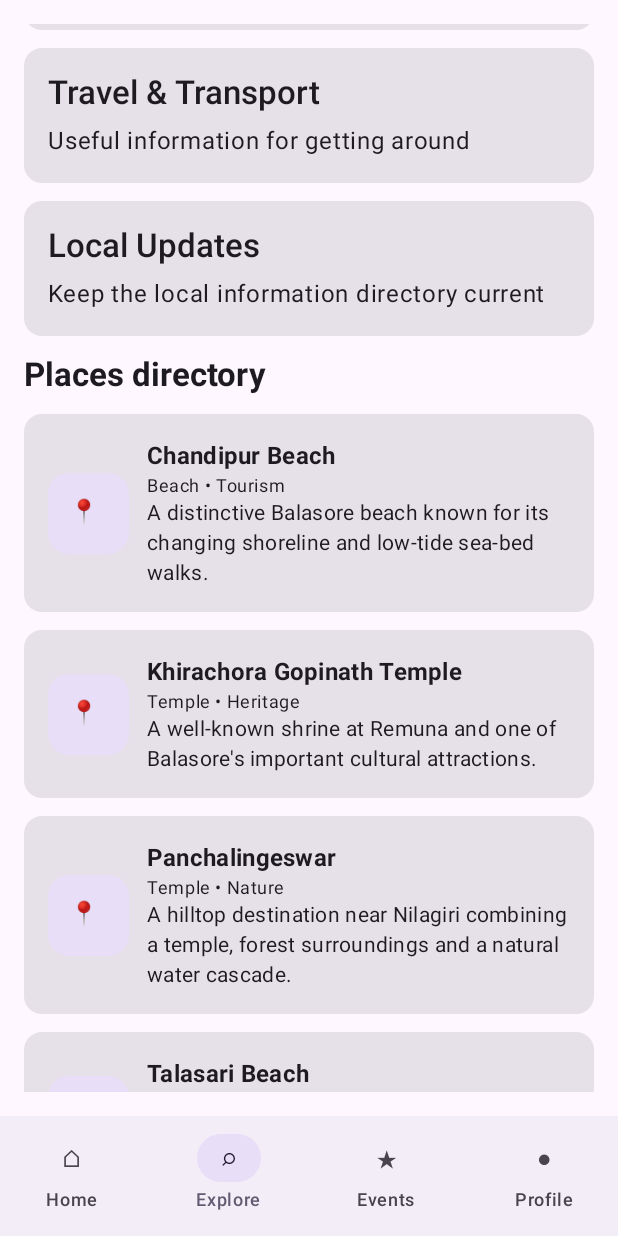
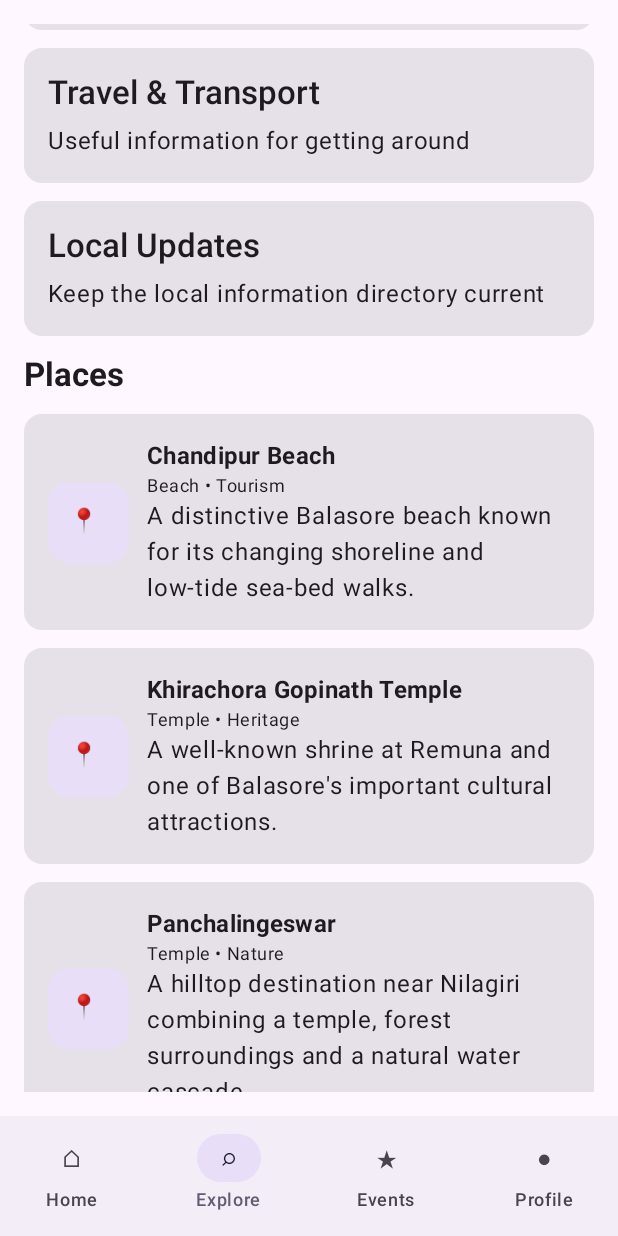
Before and after one commit to niharbhuyan/Balasore360, an Android app built with Jetpack Compose: the screen it shows after launch (MainActivity), item 2 of the bottom bar chosen, scrolled down 498 dp, on a phone screen of 412 x 824 dp. Run offline under Robolectric (Android 15) with nearby library versions, the light colour scheme and no system bars.

Commit message:
feat: connect Home, Explore and Events to Supabase directory content

```diff
--- a/app/src/main/java/com/balasore360/MainActivity.kt
+++ b/app/src/main/java/com/balasore360/MainActivity.kt
@@ -30,6 +30,7 @@ import androidx.compose.material3.Surface
 import androidx.compose.material3.Text
 import androidx.compose.material3.TextButton
 import androidx.compose.runtime.Composable
+import androidx.compose.runtime.LaunchedEffect
 import androidx.compose.runtime.getValue
 import androidx.compose.runtime.mutableIntStateOf
 import androidx.compose.runtime.mutableStateOf
@@ -39,12 +40,12 @@ import androidx.compose.ui.Alignment
 import androidx.compose.ui.Modifier
 import androidx.compose.ui.text.font.FontWeight
 import androidx.compose.ui.unit.dp
+import com.balasore360.data.BalasoreRepository
+import com.balasore360.data.RemoteBusiness
+import com.balasore360.data.RemoteEvent
+import com.balasore360.data.RemoteNews
 
-private data class Place(
-    val name: String,
-    val category: String,
-    val description: String
-)
+private data class Place(val name: String, val category: String, val description: String)
 
 private val places = listOf(
     Place("Chandipur Beach", "Beach • Tourism", "A distinctive Balasore beach known for its changing shoreline and low-tide sea-bed walks."),
@@ -64,23 +65,10 @@ private val categories = listOf(
     "Local Updates" to "Keep the local information directory current"
 )
 
-private val eventTypes = listOf(
-    "Community Events" to "Local gatherings, social activities and community programmes.",
-    "Festivals & Culture" to "Festivals, cultural programmes and heritage activities.",
-    "Markets & Exhibitions" to "Local markets, fairs, exhibitions and public showcases.",
-    "Business Meetups" to "Networking, entrepreneurship and local business activities."
-)
-
 class MainActivity : ComponentActivity() {
     override fun onCreate(savedInstanceState: Bundle?) {
         super.onCreate(savedInstanceState)
-        setContent {
-            MaterialTheme {
-                Surface(modifier = Modifier.fillMaxSize()) {
-                    Balasore360App()
-                }
-            }
-        }
+        setContent { MaterialTheme { Surface(Modifier.fillMaxSize()) { Balasore360App() } } }
     }
 }
 
@@ -89,36 +77,36 @@ private fun Balasore360App() {
     var selectedTab by remember { mutableIntStateOf(0) }
     var searchQuery by remember { mutableStateOf("") }
     var selectedPlace by remember { mutableStateOf<Place?>(null) }
-    val tabs = listOf("Home", "Explore", "Events", "Profile")
-    val symbols = listOf("⌂", "⌕", "★", "●")
+    var businesses by remember { mutableStateOf<List<RemoteBusiness>>(emptyList()) }
+    var events by remember { mutableStateOf<List<RemoteEvent>>(emptyList()) }
+    var news by remember { mutableStateOf<List<RemoteNews>>(emptyList()) }
+    var loading by remember { mutableStateOf(true) }
+    val repository = remember { BalasoreRepository() }
 
-    Scaffold(
-        bottomBar = {
+    LaunchedEffect(Unit) {
+        loading = true
+        businesses = repository.loadBusinesses()
+        events = repository.loadEvents()
+        news = repository.loadNews()
+        loading = false
+    }
+
+    Scaffold(bottomBar = {
         NavigationBar {
-                tabs.forEachIndexed { index, title ->
+            listOf("Home", "Explore", "Events", "Profile").forEachIndexed { index, title ->
                 NavigationBarItem(
                     selected = selectedTab == index,
                     onClick = { selectedTab = index },
-                        icon = { Text(symbols[index]) },
+                    icon = { Text(listOf("⌂", "⌕", "★", "●")[index]) },
                     label = { Text(title) }
                 )
             }
         }
-        }
-    ) { padding ->
+    }) { padding ->
         when (selectedTab) {
-            0 -> HomeScreen(
-                modifier = Modifier.padding(padding),
-                onExplore = { selectedTab = 1 },
-                onPlaceClick = { selectedPlace = it }
-            )
-            1 -> ExploreScreen(
-                modifier = Modifier.padding(padding),
-                query = searchQuery,
-                onQueryChange = { searchQuery = it },
-                onPlaceClick = { selectedPlace = it }
-            )
-            2 -> EventsScreen(Modifier.padding(padding))
+            0 -> HomeScreen(Modifier.padding(padding), businesses, events, news, loading, { selectedTab = 1 }) { selectedPlace = it }
+            1 -> ExploreScreen(Modifier.padding(padding), searchQuery, { searchQuery = it }, businesses, loading) { selectedPlace = it }
+            2 -> EventsScreen(Modifier.padding(padding), events, loading)
             else -> ProfileScreen(Modifier.padding(padding))
         }
     }
@@ -127,200 +115,132 @@ private fun Balasore360App() {
         AlertDialog(
             onDismissRequest = { selectedPlace = null },
             title = { Text(place.name) },
-            text = {
-                Column(verticalArrangement = Arrangement.spacedBy(8.dp)) {
-                    Text(place.category, fontWeight = FontWeight.SemiBold)
-                    Text(place.description)
-                    Text("Balasore 360 local directory", style = MaterialTheme.typography.bodySmall)
-                }
-            },
-            confirmButton = {
-                TextButton(onClick = { selectedPlace = null }) { Text("Close") }
-            }
+            text = { Column(verticalArrangement = Arrangement.spacedBy(8.dp)) { Text(place.category, fontWeight = FontWeight.SemiBold); Text(place.description); Text("Balasore 360 local directory", style = MaterialTheme.typography.bodySmall) } },
+            confirmButton = { TextButton(onClick = { selectedPlace = null }) { Text("Close") } }
         )
     }
 }
 
 @Composable
 private fun HomeScreen(
-    modifier: Modifier = Modifier,
+    modifier: Modifier,
+    businesses: List<RemoteBusiness>,
+    events: List<RemoteEvent>,
+    news: List<RemoteNews>,
+    loading: Boolean,
     onExplore: () -> Unit,
     onPlaceClick: (Place) -> Unit
 ) {
-    LazyColumn(
-        modifier = modifier.fillMaxSize().padding(horizontal = 16.dp),
-        verticalArrangement = Arrangement.spacedBy(14.dp)
-    ) {
+    LazyColumn(modifier.fillMaxSize().padding(horizontal = 16.dp), verticalArrangement = Arrangement.spacedBy(14.dp)) {
         item {
             Spacer(Modifier.height(12.dp))
             Text("Balasore 360", style = MaterialTheme.typography.headlineMedium, fontWeight = FontWeight.Bold)
             Text("Your local guide to places, services, events and useful information.")
         }
         item {
-            Card(
-                Modifier.fillMaxWidth(),
-                shape = RoundedCornerShape(24.dp),
-                colors = CardDefaults.cardColors(containerColor = MaterialTheme.colorScheme.primaryContainer)
-            ) {
+            Card(Modifier.fillMaxWidth(), RoundedCornerShape(24.dp), CardDefaults.cardColors(containerColor = MaterialTheme.colorScheme.primaryContainer)) {
                 Column(Modifier.padding(20.dp), verticalArrangement = Arrangement.spacedBy(8.dp)) {
                     Text("Discover Balasore", style = MaterialTheme.typography.headlineSmall, fontWeight = FontWeight.Bold)
-                    Text("Explore beaches, temples, nature destinations and local categories from one app.")
+                    Text("Explore local places and live directory content from one app.")
                     Button(onClick = onExplore) { Text("Start Exploring") }
                 }
             }
         }
-        item { SectionTitle("Quick access") }
+        item { SectionTitle("Live directory") }
         item {
             Row(Modifier.fillMaxWidth(), horizontalArrangement = Arrangement.spacedBy(8.dp)) {
-                QuickCard("📍", "Places", Modifier.weight(1f), onClick = onExplore)
-                QuickCard("🏪", "Businesses", Modifier.weight(1f), onClick = onExplore)
-                QuickCard("🎉", "Events", Modifier.weight(1f), onClick = onExplore)
-                QuickCard("📰", "Updates", Modifier.weight(1f), onClick = onExplore)
+                StatCard("🏪", "Businesses", businesses.size, Modifier.weight(1f))
+                StatCard("🎉", "Events", events.size, Modifier.weight(1f))
+                StatCard("📰", "News", news.size, Modifier.weight(1f))
             }
         }
+        if (loading) item { Text("Loading local content…") }
+        if (news.isNotEmpty()) {
+            item { SectionTitle("Latest updates") }
+            items(news) { item -> Card(Modifier.fillMaxWidth()) { Column(Modifier.padding(16.dp), verticalArrangement = Arrangement.spacedBy(5.dp)) { Text(item.title, fontWeight = FontWeight.Bold); Text(item.category, style = MaterialTheme.typography.labelMedium); item.summary?.let { Text(it) } } } }
+        }
         item { SectionTitle("Popular places") }
-        items(places.take(5)) { place -> PlaceCard(place, onClick = { onPlaceClick(place) }) }
-        item {
-            Card(Modifier.fillMaxWidth()) {
-                Column(Modifier.padding(18.dp), verticalArrangement = Arrangement.spacedBy(8.dp)) {
-                    Text("Built for Balasore", style = MaterialTheme.typography.titleLarge, fontWeight = FontWeight.Bold)
-                    Text("A growing local directory for residents and visitors. More businesses, events and updates can be added as the platform grows.")
-                    OutlinedButton(onClick = onExplore) { Text("Explore directory") }
+        items(places.take(5)) { place -> PlaceCard(place) { onPlaceClick(place) } }
+        if (businesses.isNotEmpty()) {
+            item { SectionTitle("Featured local businesses") }
+            items(businesses.take(5)) { business -> BusinessCard(business) }
         }
-            }
-        }
-        item {
-            Text("Information should be checked with local authorities or providers before making important travel or service decisions.", style = MaterialTheme.typography.bodySmall)
-            Spacer(Modifier.height(12.dp))
-        }
+        item { Text("Public directory information may change. Verify important details with the provider before making decisions.", style = MaterialTheme.typography.bodySmall); Spacer(Modifier.height(12.dp)) }
     }
 }
 
 @Composable
 private fun ExploreScreen(
-    modifier: Modifier = Modifier,
+    modifier: Modifier,
     query: String,
     onQueryChange: (String) -> Unit,
+    businesses: List<RemoteBusiness>,
+    loading: Boolean,
     onPlaceClick: (Place) -> Unit
 ) {
-    val filteredPlaces = places.filter {
-        query.isBlank() || "${it.name} ${it.category} ${it.description}".contains(query, ignoreCase = true)
-    }
-
+    val filteredPlaces = places.filter { query.isBlank() || "${it.name} ${it.category} ${it.description}".contains(query, true) }
+    val filteredBusinesses = businesses.filter { query.isBlank() || "${it.name} ${it.category} ${it.area ?: ""}".contains(query, true) }
     LazyColumn(modifier.fillMaxSize().padding(16.dp), verticalArrangement = Arrangement.spacedBy(12.dp)) {
         item {
             Text("Explore", style = MaterialTheme.typography.headlineMedium, fontWeight = FontWeight.Bold)
             Text("Search the Balasore360 directory.")
             Spacer(Modifier.height(8.dp))
-            OutlinedTextField(
-                value = query,
-                onValueChange = onQueryChange,
-                modifier = Modifier.fillMaxWidth(),
-                singleLine = true,
-                label = { Text("Search places and categories") },
-                placeholder = { Text("Try Chandipur, temple, beach...") }
-            )
+            OutlinedTextField(value = query, onValueChange = onQueryChange, modifier = Modifier.fillMaxWidth(), singleLine = true, label = { Text("Search") }, placeholder = { Text("Try Chandipur, restaurant, shop…") })
         }
         item { SectionTitle("Categories") }
-        items(categories) { (title, description) ->
-            Card(Modifier.fillMaxWidth()) {
-                Column(Modifier.padding(16.dp), verticalArrangement = Arrangement.spacedBy(6.dp)) {
-                    Text(title, style = MaterialTheme.typography.titleLarge, fontWeight = FontWeight.SemiBold)
-                    Text(description)
-                }
-            }
-        }
-        item { SectionTitle("Places directory") }
-        items(filteredPlaces) { place -> PlaceCard(place, onClick = { onPlaceClick(place) }) }
-        if (filteredPlaces.isEmpty()) {
-            item { Text("No matching places yet. Try another search.") }
-        }
+        items(categories) { (title, description) -> Card(Modifier.fillMaxWidth()) { Column(Modifier.padding(16.dp), verticalArrangement = Arrangement.spacedBy(6.dp)) { Text(title, style = MaterialTheme.typography.titleLarge, fontWeight = FontWeight.SemiBold); Text(description) } } }
+        item { SectionTitle("Places") }
+        items(filteredPlaces) { place -> PlaceCard(place) { onPlaceClick(place) } }
+        item { SectionTitle("Businesses") }
+        if (loading) item { Text("Loading businesses…") }
+        items(filteredBusinesses) { business -> BusinessCard(business) }
+        if (!loading && filteredBusinesses.isEmpty()) item { Text("No published businesses match this search yet.") }
     }
 }
 
 @Composable
-private fun EventsScreen(modifier: Modifier = Modifier) {
+private fun EventsScreen(modifier: Modifier, events: List<RemoteEvent>, loading: Boolean) {
     LazyColumn(modifier.fillMaxSize().padding(16.dp), verticalArrangement = Arrangement.spacedBy(12.dp)) {
-        item {
-            Text("Events", style = MaterialTheme.typography.headlineMedium, fontWeight = FontWeight.Bold)
-            Text("A structure for local events and community activities.")
-        }
-        items(eventTypes) { (title, description) ->
+        item { Text("Events", style = MaterialTheme.typography.headlineMedium, fontWeight = FontWeight.Bold); Text("Upcoming local events published to Balasore360.") }
+        if (loading) item { Text("Loading events…") }
+        items(events) { event ->
             Card(Modifier.fillMaxWidth()) {
-                Column(Modifier.padding(16.dp), verticalArrangement = Arrangement.spacedBy(8.dp)) {
-                    Text(title, style = MaterialTheme.typography.titleLarge, fontWeight = FontWeight.SemiBold)
-                    Text(description)
-                    OutlinedButton(onClick = {}) { Text("View events") }
+                Column(Modifier.padding(16.dp), verticalArrangement = Arrangement.spacedBy(6.dp)) {
+                    Text(event.title, style = MaterialTheme.typography.titleLarge, fontWeight = FontWeight.Bold)
+                    Text(listOfNotNull(event.date, event.area, event.category).joinToString(" • "))
+                    event.description?.let { Text(it) }
                 }
             }
         }
-        item {
-            Card(Modifier.fillMaxWidth()) {
-                Column(Modifier.padding(16.dp), verticalArrangement = Arrangement.spacedBy(6.dp)) {
-                    Text("More events coming", fontWeight = FontWeight.Bold)
-                    Text("The directory can be expanded with verified event listings, dates, venues and organizer information.")
-                }
-            }
-        }
+        if (!loading && events.isEmpty()) item { Text("No upcoming published events are available yet.") }
     }
 }
 
 @Composable
-private fun ProfileScreen(modifier: Modifier = Modifier) {
+private fun ProfileScreen(modifier: Modifier) {
     Column(modifier.fillMaxSize().padding(20.dp), horizontalAlignment = Alignment.CenterHorizontally) {
-        Spacer(Modifier.height(24.dp))
-        Text("●", style = MaterialTheme.typography.displayMedium)
+        Spacer(Modifier.height(24.dp)); Text("●", style = MaterialTheme.typography.displayMedium)
         Text("Balasore 360", style = MaterialTheme.typography.headlineMedium, fontWeight = FontWeight.Bold)
         Text("Local discovery made simple")
         Spacer(Modifier.height(24.dp))
-        Card(Modifier.fillMaxWidth()) {
-            Column(Modifier.padding(18.dp), verticalArrangement = Arrangement.spacedBy(8.dp)) {
-                Text("About Balasore 360", style = MaterialTheme.typography.titleLarge, fontWeight = FontWeight.Bold)
-                Text("Balasore 360 is a local-first discovery app designed to bring places, businesses, events and useful Balasore information together.")
-                Text("Version 1.1", style = MaterialTheme.typography.bodySmall)
-            }
-        }
-        Spacer(Modifier.height(12.dp))
-        Card(Modifier.fillMaxWidth()) {
-            Column(Modifier.padding(18.dp), verticalArrangement = Arrangement.spacedBy(8.dp)) {
-                Text("Directory growth", style = MaterialTheme.typography.titleLarge, fontWeight = FontWeight.Bold)
-                Text("Future updates can add verified business profiles, richer place pages, maps, user favourites and live content.")
-            }
-        }
+        Card(Modifier.fillMaxWidth()) { Column(Modifier.padding(18.dp), verticalArrangement = Arrangement.spacedBy(8.dp)) { Text("About Balasore 360", style = MaterialTheme.typography.titleLarge, fontWeight = FontWeight.Bold); Text("A local-first discovery app bringing places, businesses, events and useful Balasore information together."); Text("Version 1.2", style = MaterialTheme.typography.bodySmall) } }
     }
 }
 
 @Composable
-private fun QuickCard(symbol: String, title: String, modifier: Modifier = Modifier, onClick: () -> Unit) {
-    Card(modifier.clickable(onClick = onClick)) {
-        Column(Modifier.padding(8.dp), horizontalAlignment = Alignment.CenterHorizontally) {
-            Text(symbol, style = MaterialTheme.typography.titleLarge)
-            Spacer(Modifier.height(2.dp))
-            Text(title, style = MaterialTheme.typography.labelSmall)
+private fun StatCard(symbol: String, title: String, value: Int, modifier: Modifier) {
+    Card(modifier) { Column(Modifier.padding(10.dp), horizontalAlignment = Alignment.CenterHorizontally) { Text(symbol); Text(value.toString(), fontWeight = FontWeight.Bold); Text(title, style = MaterialTheme.typography.labelSmall) } }
 }
-    }
+
+@Composable
+private fun BusinessCard(business: RemoteBusiness) {
+    Card(Modifier.fillMaxWidth()) { Row(Modifier.padding(16.dp), verticalAlignment = Alignment.CenterVertically) { Surface(Modifier.size(50.dp), RoundedCornerShape(14.dp), color = MaterialTheme.colorScheme.secondaryContainer) { Text("🏪", Modifier.padding(13.dp)) }; Spacer(Modifier.size(12.dp)); Column(Modifier.weight(1f)) { Text(business.name, fontWeight = FontWeight.Bold); Text(listOfNotNull(business.category, business.area).joinToString(" • "), style = MaterialTheme.typography.bodySmall); business.description?.let { Text(it) }; if (business.rating > 0) Text("★ ${"%.1f".format(business.rating)}") } } }
 }
 
 @Composable
 private fun PlaceCard(place: Place, onClick: () -> Unit) {
-    Card(Modifier.fillMaxWidth().clickable(onClick = onClick)) {
-        Row(Modifier.padding(16.dp), verticalAlignment = Alignment.CenterVertically) {
-            Surface(
-                modifier = Modifier.size(54.dp),
-                shape = RoundedCornerShape(14.dp),
-                color = MaterialTheme.colorScheme.secondaryContainer
-            ) { Text("📍", modifier = Modifier.padding(14.dp)) }
-            Spacer(Modifier.size(12.dp))
-            Column(Modifier.weight(1f)) {
-                Text(place.name, style = MaterialTheme.typography.titleMedium, fontWeight = FontWeight.Bold)
-                Text(place.category, style = MaterialTheme.typography.bodySmall)
-                Text(place.description, style = MaterialTheme.typography.bodyMedium)
-            }
-        }
-    }
+    Card(Modifier.fillMaxWidth().clickable(onClick = onClick)) { Row(Modifier.padding(16.dp), verticalAlignment = Alignment.CenterVertically) { Surface(Modifier.size(54.dp), RoundedCornerShape(14.dp), color = MaterialTheme.colorScheme.secondaryContainer) { Text("📍", Modifier.padding(14.dp)) }; Spacer(Modifier.size(12.dp)); Column(Modifier.weight(1f)) { Text(place.name, style = MaterialTheme.typography.titleMedium, fontWeight = FontWeight.Bold); Text(place.category, style = MaterialTheme.typography.bodySmall); Text(place.description) } } }
 }
 
 @Composable
-private fun SectionTitle(title: String) {
-    Text(title, style = MaterialTheme.typography.titleLarge, fontWeight = FontWeight.Bold)
-}
+private fun SectionTitle(title: String) { Text(title, style = MaterialTheme.typography.titleLarge, fontWeight = FontWeight.Bold) }
```
Lines whose indentation alone changed are shown as unchanged.
